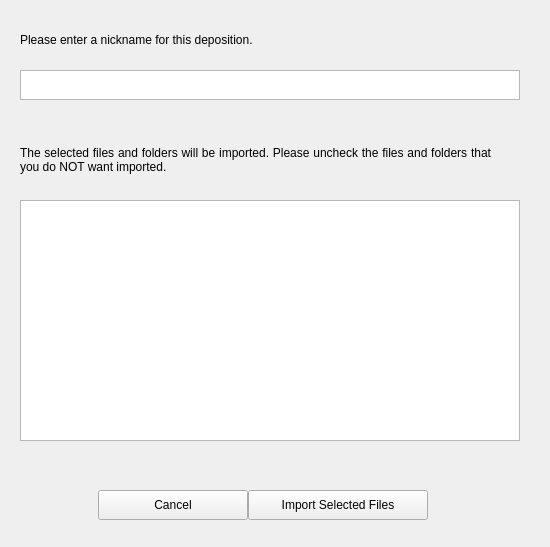
Above: file_selector/form.ui from bmrb-io/m2mtool before the change. Below: the same form after it.
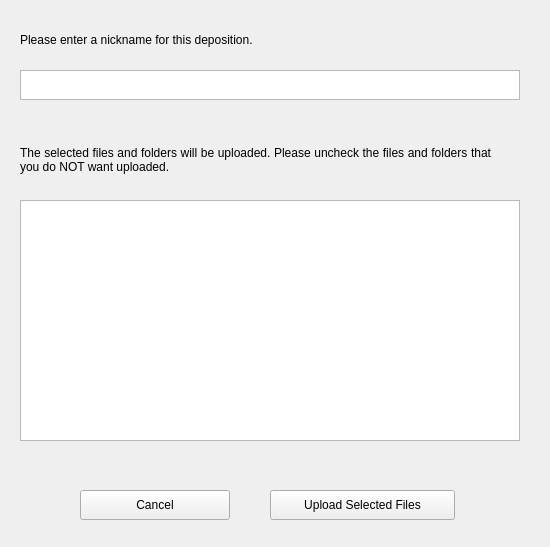
That is the form after the change.

Commit message: text and formatting edits to form.ui

```diff
--- a/file_selector/form.ui
+++ b/file_selector/form.ui
@@ -33,7 +33,7 @@
     </rect>
    </property>
    <property name="text">
-    <string>The selected files and folders will be imported. Please uncheck the files and folders that you do NOT want imported.</string>
+    <string>The selected files and folders will be uploaded. Please uncheck the files and folders that you do NOT want uploaded.</string>
    </property>
    <property name="alignment">
     <set>Qt::AlignJustify|Qt::AlignVCenter</set>
@@ -74,7 +74,7 @@
   <widget class="QPushButton" name="pushButton_cancel">
    <property name="geometry">
     <rect>
-     <x>98</x>
+     <x>80</x>
      <y>490</y>
      <width>150</width>
      <height>30</height>
@@ -87,14 +87,14 @@
   <widget class="QPushButton" name="pushButton_submit">
    <property name="geometry">
     <rect>
-     <x>248</x>
+     <x>270</x>
      <y>490</y>
-     <width>180</width>
+     <width>185</width>
      <height>30</height>
     </rect>
    </property>
    <property name="text">
-    <string>Import Selected Files</string>
+    <string>Upload Selected Files</string>
    </property>
   </widget>
  </widget>
```
Left out of the diff: 2 changed lines with no effect on the pictures.
